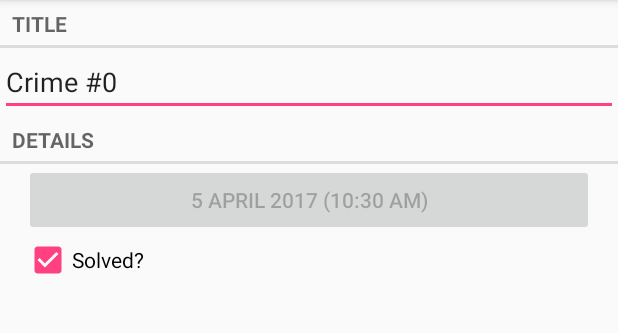
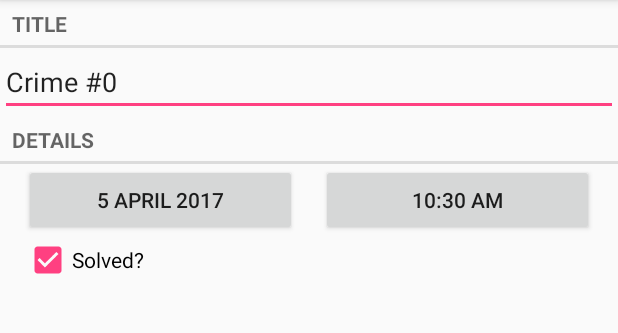
Before and after one commit to choliy/CriminalIntent, an Android app: the CrimeFragment screen opened directly, with no data from a screen before it, on a phone screen of 412 x 824 dp, the part 84-417 px from its top. Run offline under Robolectric (Android 15) with nearby library versions, the phone set to English and light mode, and no system bars.

Commit message:
Add Date & Time pickers

```diff
--- a/app/build.gradle
+++ b/app/build.gradle
@@ -5,7 +5,7 @@ android {
     buildToolsVersion "25.0.2"
     defaultConfig {
         applicationId "com.choliy.igor.criminalintent"
-        minSdkVersion 16
+        minSdkVersion 17
         targetSdkVersion 25
         versionCode 1
         versionName "1.0"
--- a/app/src/main/java/com/choliy/igor/criminalintent/CrimeAdapter.java
+++ b/app/src/main/java/com/choliy/igor/criminalintent/CrimeAdapter.java
@@ -67,7 +67,7 @@ public class CrimeAdapter extends RecyclerView.Adapter<CrimeAdapter.CrimeHolder>
         private void bindView(int position) {
             Crime crime = mCrimes.get(position);
             mCrimeTitle.setText(crime.getTitle());
-            String formattedDate = CrimeUtils.formatDate(mContext, crime.getDate());
+            String formattedDate = CrimeUtils.formatListDate(mContext, crime.getDate());
             mCrimeDate.setText(formattedDate);
             mCrimeSolved.setChecked(crime.isSolved());
         }
--- a/app/src/main/java/com/choliy/igor/criminalintent/CrimeConstants.java
+++ b/app/src/main/java/com/choliy/igor/criminalintent/CrimeConstants.java
@@ -2,8 +2,18 @@ package com.choliy.igor.criminalintent;
 
 public interface CrimeConstants {
 
+    String TAG_DIALOG = "com.choliy.igor.criminalintent.dialog_date_picker";
     String EXTRA_CRIME_ID = "com.choliy.igor.criminalintent.extra_crime_id";
     String ARG_CRIME_ID = "com.choliy.igor.criminalintent.arg_crime_id";
+
+    // Date & Time pickers constants
+    String EXTRA_DATE_TIME = "com.choliy.igor.criminalintent.extra_date_time";
+    String ARG_PICKER_DATE_TIME = "com.choliy.igor.criminalintent.arg_date_time";
+    String ARG_PICKER_TYPE = "com.choliy.igor.criminalintent.arg_picker_type";
+
+    int REQUEST_CODE_PICKER = 1001;
+    int DATE_PICKER_TYPE = 2001;
+    int TIME_PICKER_TYPE = 2002;
 
     // Date & Time format constants
     String DATE_FORMAT = "d MMMM yyyy";
--- a/app/src/main/java/com/choliy/igor/criminalintent/CrimeUtils.java
+++ b/app/src/main/java/com/choliy/igor/criminalintent/CrimeUtils.java
@@ -9,7 +9,22 @@ import java.util.Locale;
 
 public final class CrimeUtils {
 
-    public static String formatDate(Context context, Date date) {
+    public static String formatDate(Date date) {
+        SimpleDateFormat sdf = new SimpleDateFormat(CrimeConstants.DATE_FORMAT, Locale.ENGLISH);
+        return sdf.format(date);
+    }
+
+    public static String formatTime(Context context, Date time) {
+        SimpleDateFormat sdf;
+        if (DateFormat.is24HourFormat(context))
+            sdf = new SimpleDateFormat(CrimeConstants.TIME_FORMAT_UK, Locale.UK);
+        else
+            sdf = new SimpleDateFormat(CrimeConstants.TIME_FORMAT_US, Locale.US);
+
+        return sdf.format(time);
+    }
+
+    public static String formatListDate(Context context, Date date) {
         SimpleDateFormat sdf;
         if (DateFormat.is24HourFormat(context))
             sdf = new SimpleDateFormat(CrimeConstants.INFO_DATE_FORMAT_UK, Locale.UK);
--- a/app/src/main/java/com/choliy/igor/criminalintent/activity/CrimePagerActivity.java
+++ b/app/src/main/java/com/choliy/igor/criminalintent/activity/CrimePagerActivity.java
@@ -40,7 +40,7 @@ public class CrimePagerActivity extends AppCompatActivity {
         });
 
         UUID crimeId = (UUID) getIntent().getSerializableExtra(CrimeConstants.EXTRA_CRIME_ID);
-        int crimeIndex = CrimeLab.getInstance(this).getCrimeIndex(crimeId);
-        viewPager.setCurrentItem(crimeIndex);
+        int crimePosition = CrimeLab.getInstance(this).getCrimeIndex(crimeId);
+        viewPager.setCurrentItem(crimePosition);
     }
 }
--- a/app/src/main/java/com/choliy/igor/criminalintent/fragment/CrimeFragment.java
+++ b/app/src/main/java/com/choliy/igor/criminalintent/fragment/CrimeFragment.java
@@ -1,5 +1,7 @@
 package com.choliy.igor.criminalintent.fragment;
 
+import android.app.Activity;
+import android.content.Intent;
 import android.os.Bundle;
 import android.support.v4.app.Fragment;
 import android.text.Editable;
@@ -18,6 +20,7 @@ import com.choliy.igor.criminalintent.CrimeLab;
 import com.choliy.igor.criminalintent.CrimeUtils;
 import com.choliy.igor.criminalintent.R;
 
+import java.util.Date;
 import java.util.UUID;
 
 public class CrimeFragment extends Fragment {
@@ -25,7 +28,16 @@ public class CrimeFragment extends Fragment {
     private Crime mCrime;
     private EditText mCrimeTitle;
     private Button mDateButton;
+    private Button mTimeButton;
     private CheckBox mSolvedCheckBox;
+
+    public static CrimeFragment newInstance(UUID crimeId) {
+        Bundle args = new Bundle();
+        args.putSerializable(CrimeConstants.ARG_CRIME_ID, crimeId);
+        CrimeFragment fragment = new CrimeFragment();
+        fragment.setArguments(args);
+        return fragment;
+    }
 
     @Override
     public void onCreate(Bundle savedInstanceState) {
@@ -60,7 +72,20 @@ public class CrimeFragment extends Fragment {
         });
 
         mDateButton = (Button) view.findViewById(R.id.crimeDate);
-        mDateButton.setEnabled(false);
+        mDateButton.setOnClickListener(new View.OnClickListener() {
+            @Override
+            public void onClick(View view) {
+                showPicker(CrimeConstants.DATE_PICKER_TYPE);
+            }
+        });
+
+        mTimeButton = (Button) view.findViewById(R.id.crimeTime);
+        mTimeButton.setOnClickListener(new View.OnClickListener() {
+            @Override
+            public void onClick(View view) {
+                showPicker(CrimeConstants.TIME_PICKER_TYPE);
+            }
+        });
 
         mSolvedCheckBox = (CheckBox) view.findViewById(R.id.crimeSolved);
         mSolvedCheckBox.setOnCheckedChangeListener(new CompoundButton.OnCheckedChangeListener() {
@@ -71,16 +96,37 @@ public class CrimeFragment extends Fragment {
         });
 
         mCrimeTitle.setText(mCrime.getTitle());
-        String formattedDate = CrimeUtils.formatDate(getActivity(), mCrime.getDate());
-        mDateButton.setText(formattedDate);
         mSolvedCheckBox.setChecked(mCrime.isSolved());
+        updateDate();
+        updateTime();
     }
 
-    public static CrimeFragment newInstance(UUID crimeId) {
-        Bundle args = new Bundle();
-        args.putSerializable(CrimeConstants.ARG_CRIME_ID, crimeId);
-        CrimeFragment fragment = new CrimeFragment();
-        fragment.setArguments(args);
-        return fragment;
+    @Override
+    public void onActivityResult(int requestCode, int resultCode, Intent data) {
+        if (resultCode != Activity.RESULT_OK) return;
+
+        if (requestCode == CrimeConstants.REQUEST_CODE_PICKER) {
+            Date date = (Date) data.getSerializableExtra(CrimeConstants.EXTRA_DATE_TIME);
+            mCrime.setDate(date);
+            updateDate();
+            updateTime();
+        }
+    }
+
+    private void showPicker(int pickerType) {
+        DateTimePickerFragment pickerFragment = DateTimePickerFragment
+                .newInstance(mCrime.getDate(), pickerType);
+        pickerFragment.setTargetFragment(CrimeFragment.this, CrimeConstants.REQUEST_CODE_PICKER);
+        pickerFragment.show(getActivity().getSupportFragmentManager(), CrimeConstants.TAG_DIALOG);
+    }
+
+    private void updateDate() {
+        String formattedDate = CrimeUtils.formatDate(mCrime.getDate());
+        mDateButton.setText(formattedDate);
+    }
+
+    private void updateTime() {
+        String formattedDate = CrimeUtils.formatTime(getActivity(), mCrime.getDate());
+        mTimeButton.setText(formattedDate);
     }
 }
--- a/app/src/main/res/layout-land/fragment_crime.xml
+++ /dev/null
@@ -1,49 +0,0 @@
-<?xml version="1.0" encoding="utf-8"?>
-<LinearLayout
-    xmlns:android="http://schemas.android.com/apk/res/android"
-    android:layout_width="match_parent"
-    android:layout_height="match_parent"
-    android:orientation="vertical">
-
-    <TextView
-        style="?android:listSeparatorTextViewStyle"
-        android:layout_width="match_parent"
-        android:layout_height="wrap_content"
-        android:text="@string/crime_title_label"/>
-
-    <EditText
-        android:id="@+id/crimeTitle"
-        android:layout_width="match_parent"
-        android:layout_height="wrap_content"
-        android:hint="@string/crime_title_hint"
-        android:inputType="text|textCapSentences"/>
-
-    <TextView
-        style="?android:listSeparatorTextViewStyle"
-        android:layout_width="match_parent"
-        android:layout_height="wrap_content"
-        android:text="@string/crime_details_label"/>
-
-    <LinearLayout
-        android:layout_width="match_parent"
-        android:layout_height="wrap_content"
-        android:layout_marginLeft="@dimen/material_margin"
-        android:layout_marginRight="@dimen/material_margin"
-        android:orientation="horizontal">
-
-        <Button
-            android:id="@+id/crimeDate"
-            android:layout_width="wrap_content"
-            android:layout_height="wrap_content"
-            android:layout_weight="1"/>
-
-        <CheckBox
-            android:id="@+id/crimeSolved"
-            android:layout_width="wrap_content"
-            android:layout_height="wrap_content"
-            android:layout_weight="1"
-            android:text="@string/crime_solved_label"/>
-
-    </LinearLayout>
-
-</LinearLayout>
--- a/app/src/main/res/layout/fragment_crime.xml
+++ b/app/src/main/res/layout/fragment_crime.xml
@@ -24,12 +24,30 @@
         android:layout_height="wrap_content"
         android:text="@string/crime_details_label"/>
 
-    <Button
-        android:id="@+id/crimeDate"
+    <LinearLayout
         android:layout_width="match_parent"
         android:layout_height="wrap_content"
-        android:layout_marginLeft="@dimen/material_margin"
-        android:layout_marginRight="@dimen/material_margin"/>
+        android:layout_marginEnd="@dimen/material_margin"
+        android:layout_marginStart="@dimen/material_margin"
+        android:orientation="horizontal">
+
+        <Button
+            android:id="@+id/crimeDate"
+            android:layout_width="0dp"
+            android:layout_height="wrap_content"
+            android:layout_marginEnd="@dimen/small_margin"
+            android:layout_weight="1"
+            android:text="@string/date_picker_button_title"/>
+
+        <Button
+            android:id="@+id/crimeTime"
+            android:layout_width="0dp"
+            android:layout_height="wrap_content"
+            android:layout_marginStart="@dimen/small_margin"
+            android:layout_weight="1"
+            android:text="@string/time_picker_button_title"/>
+
+    </LinearLayout>
 
     <CheckBox
         android:id="@+id/crimeSolved"
--- a/app/src/main/res/values/strings.xml
+++ b/app/src/main/res/values/strings.xml
@@ -4,4 +4,8 @@
     <string name="crime_details_label">Details</string>
     <string name="crime_solved_label">Solved?</string>
     <string name="crime_title_hint">Enter a title for the crime</string>
+    <string name="date_picker_dialog_title">Date of crime:</string>
+    <string name="time_picker_dialog_title">Date of crime:</string>
+    <string name="date_picker_button_title">Date Picker</string>
+    <string name="time_picker_button_title">Time Picker</string>
 </resources>
```
Also changed, not shown: app/src/main/java/com/choliy/igor/criminalintent/fragment/DateTimePickerFragment.java (added, +128 -0 lines).
